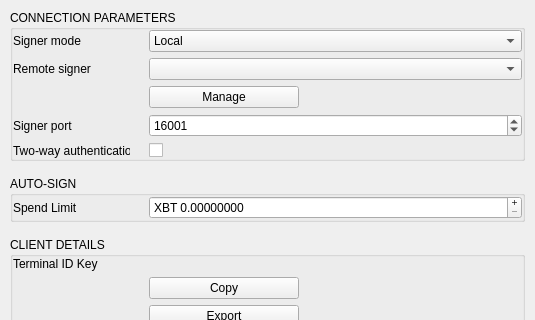
Qt form BlockSettleUILib/Settings/SignerSettingsPage.ui (BlockSettle/common) before a commit; both pictures show x 0 to 535 and y 0 to 320 of the 535 by 472 pixel window.
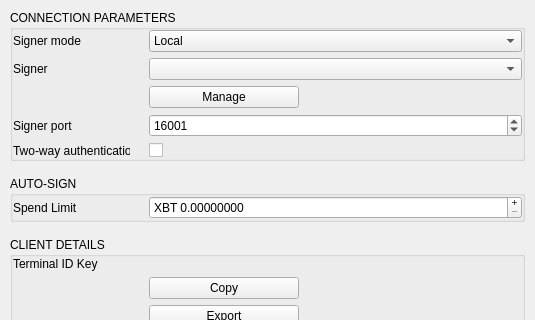
The same form after that commit. Icons and pictures are not drawn.

Diff of the .ui file:
```diff
--- a/BlockSettleUILib/Settings/SignerSettingsPage.ui
+++ b/BlockSettleUILib/Settings/SignerSettingsPage.ui
@@ -110,7 +110,7 @@
          </size>
         </property>
         <property name="text">
-         <string>Remote signer</string>
+         <string>Signer</string>
         </property>
         <property name="wordWrap">
          <bool>true</bool>
```
